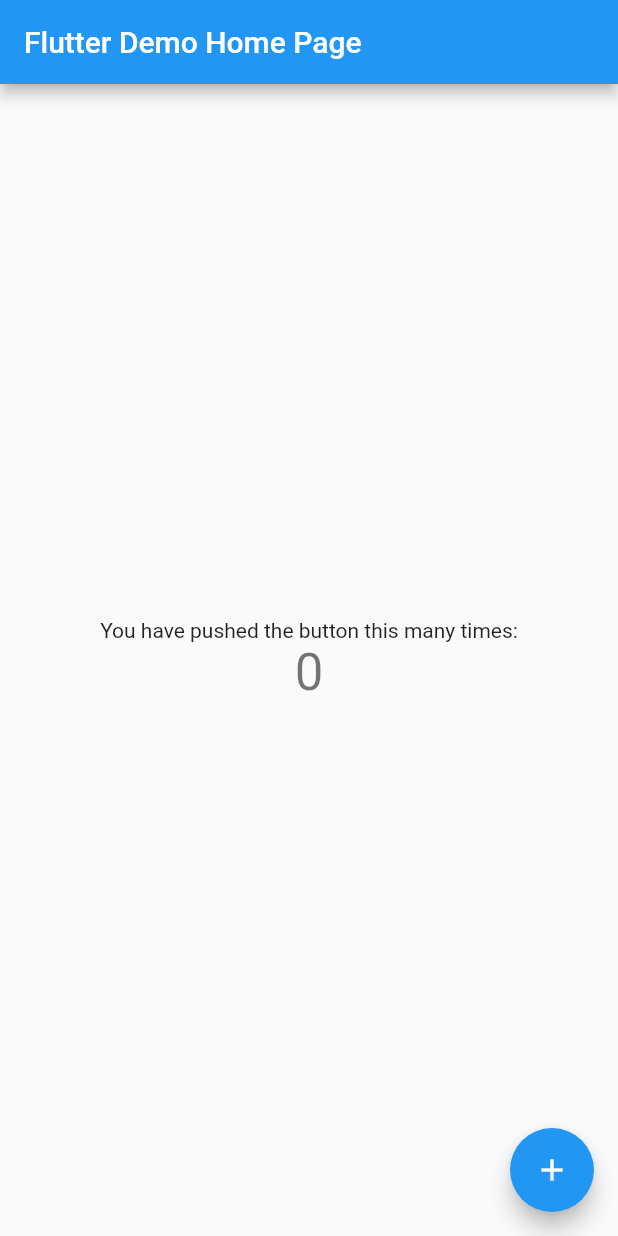
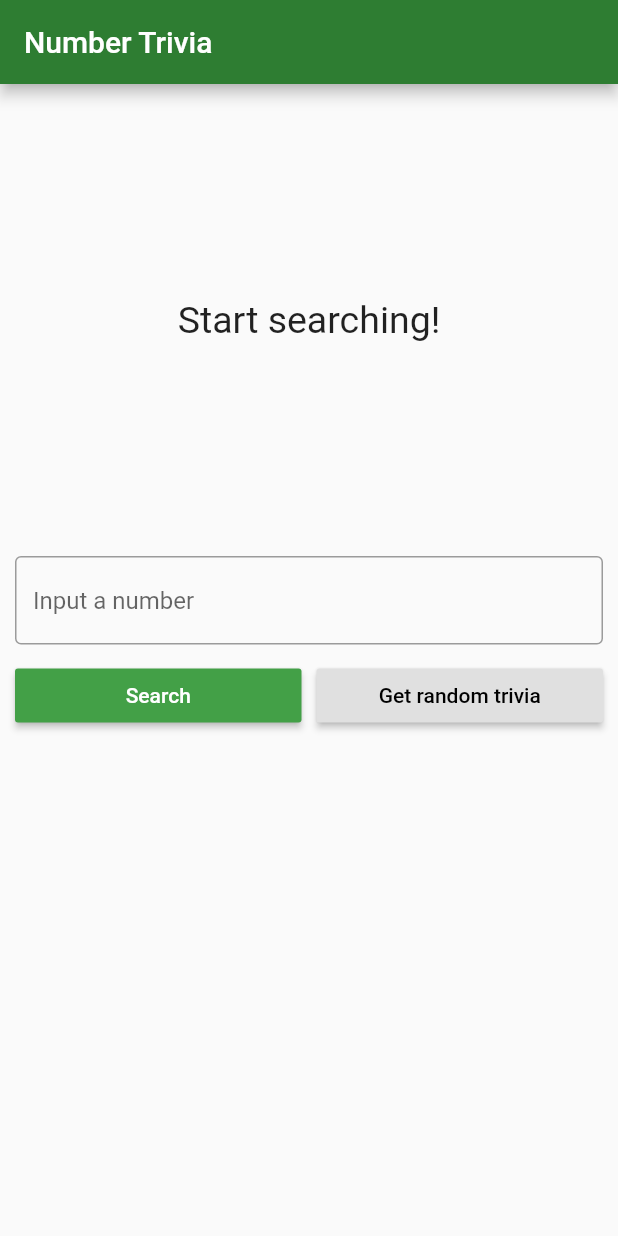
Before and after one commit to PascalGehring/tdd, a Flutter app: the screen it shows after launch, on a phone screen of 412 x 824 dp. Run offline on Flutter 3.47's test engine with Material 2 defaults, Android fonts, the phone set to English and light mode, and no system bars; our stand-ins replace bloc, dartz, data_connection_checker, equatable, flutter_bloc, get_it and 1 more.

Commit message:
completed tutorial

```diff
--- /dev/null
+++ b/lib/features/number_trivia/presentation/pages/number_trivia_page.dart
@@ -0,0 +1,55 @@
+import 'package:flutter/material.dart';
+import 'package:flutter_bloc/flutter_bloc.dart';
+import 'package:tdd/features/number_trivia/presentation/bloc/number_trivia_bloc.dart';
+import 'package:tdd/features/number_trivia/presentation/widgets/widgets.dart';
+import '';
+
+import '../../../../injection_container.dart';
+
+class NumberTriviaPage extends StatelessWidget {
+  @override
+  Widget build(BuildContext context) {
+    return Scaffold(
+      appBar: AppBar(
+        title: Text('Number Trivia'),
+      ),
+      body: SingleChildScrollView(child: buildBody(context)),
+    );
+  }
+
+  BlocProvider<NumberTriviaBloc> buildBody(BuildContext context) {
+    return BlocProvider(
+      create: (_) => sl<NumberTriviaBloc>(),
+      child: Center(
+        child: Padding(
+          padding: const EdgeInsets.all(10.0),
+          child: Column(
+            children: [
+              SizedBox(height: 10),
+              // Top half
+              BlocBuilder<NumberTriviaBloc, NumberTriviaState>(
+                builder: (context, state) {
+                  if (state is Empty) {
+                    return MessageDisplay(
+                      message: 'Start searching!',
+                    );
+                  } else if (state is Loading) {
+                    return LoadingWidget();
+                  } else if (state is Loaded) {
+                    return TriviaDisplay(numberTrivia: state.trivia);
+                  } else if (state is Error) {
+                    return MessageDisplay(message: state.message);
+                  }
+                },
+              ),
+
+              SizedBox(height: 20),
+              // Bottom half
+              TriviaControls()
+            ],
+          ),
+        ),
+      ),
+    );
+  }
+}
--- /dev/null
+++ b/lib/features/number_trivia/presentation/widgets/message_display.dart
@@ -0,0 +1,25 @@
+import 'package:flutter/material.dart';
+
+class MessageDisplay extends StatelessWidget {
+  final String message;
+
+  const MessageDisplay({Key key, @required this.message}) : super(key: key);
+
+  @override
+  Widget build(BuildContext context) {
+    return Container(
+      height: MediaQuery.of(context).size.height / 3,
+      child: Center(
+        child: SingleChildScrollView(
+          child: Text(
+            message,
+            style: TextStyle(
+              fontSize: 25,
+            ),
+            textAlign: TextAlign.center,
+          ),
+        ),
+      ),
+    );
+  }
+}
--- /dev/null
+++ b/lib/features/number_trivia/presentation/widgets/trivia_controls.dart
@@ -0,0 +1,74 @@
+import 'package:flutter/material.dart';
+import 'package:flutter_bloc/flutter_bloc.dart';
+import 'package:tdd/features/number_trivia/presentation/bloc/number_trivia_bloc.dart';
+
+class TriviaControls extends StatefulWidget {
+  const TriviaControls({
+    Key key,
+  }) : super(key: key);
+
+  @override
+  _TriviaControlsState createState() => _TriviaControlsState();
+}
+
+class _TriviaControlsState extends State<TriviaControls> {
+  final controller = TextEditingController();
+  String inputStr;
+
+  @override
+  Widget build(BuildContext context) {
+    return Column(
+      children: [
+        TextField(
+          controller: controller,
+          keyboardType: TextInputType.number,
+          decoration: InputDecoration(
+            border: OutlineInputBorder(),
+            hintText: 'Input a number',
+          ),
+          onChanged: (value) {
+            inputStr = value;
+          },
+          onSubmitted: (_) {
+            dispatchConcrete();
+          },
+        ),
+        SizedBox(height: 10),
+        Row(
+          children: [
+            Expanded(
+              child: RaisedButton(
+                child: Text('Search'),
+                color: Theme.of(context).accentColor,
+                textTheme: ButtonTextTheme.primary,
+                onPressed: dispatchConcrete,
+              ),
+            ),
+            SizedBox(width: 10),
+            Expanded(
+              child: RaisedButton(
+                child: Text('Get random trivia'),
+                textTheme: ButtonTextTheme.primary,
+                onPressed: dispatchRandom,
+              ),
+            )
+          ],
+        )
+      ],
+    );
+  }
+
+  void dispatchConcrete() {
+    controller.clear();
+
+    BlocProvider.of<NumberTriviaBloc>(context)
+        .add(GetTriviaForConcreteNumber(inputStr));
+
+    //inputStr = '';
+  }
+
+  void dispatchRandom() {
+    controller.clear();
+    BlocProvider.of<NumberTriviaBloc>(context).add(GetTriviaForRandomNumber());
+  }
+}
--- /dev/null
+++ b/lib/features/number_trivia/presentation/widgets/widgets.dart
@@ -0,0 +1,4 @@
+export 'loading_widget.dart';
+export 'message_display.dart';
+export 'trivia_display.dart';
+export 'trivia_controls.dart';
--- a/lib/main.dart
+++ b/lib/main.dart
@@ -1,113 +1,23 @@
 import 'package:flutter/material.dart';
 
-void main() {
+import 'features/number_trivia/presentation/pages/number_trivia_page.dart';
+import 'injection_container.dart' as di;
+
+void main() async {
+  WidgetsFlutterBinding.ensureInitialized();
+  await di.init();
   runApp(MyApp());
 }
 
 class MyApp extends StatelessWidget {
-  // This widget is the root of your application.
   @override
   Widget build(BuildContext context) {
     return MaterialApp(
-      title: 'Flutter Demo',
+      title: 'Material App',
       theme: ThemeData(
-        // This is the theme of your application.
-        //
-        // Try running your application with "flutter run". You'll see the
-        // application has a blue toolbar. Then, without quitting the app, try
-        // changing the primarySwatch below to Colors.green and then invoke
-        // "hot reload" (press "r" in the console where you ran "flutter run",
-        // or simply save your changes to "hot reload" in a Flutter IDE).
-        // Notice that the counter didn't reset back to zero; the application
-        // is not restarted.
-        primarySwatch: Colors.blue,
-      ),
-      home: MyHomePage(title: 'Flutter Demo Home Page'),
+          primaryColor: Colors.green.shade800,
+          accentColor: Colors.green.shade600),
+      home: NumberTriviaPage(),
     );
   }
 }
-
-class MyHomePage extends StatefulWidget {
-  MyHomePage({Key key, this.title}) : super(key: key);
-
-  // This widget is the home page of your application. It is stateful, meaning
-  // that it has a State object (defined below) that contains fields that affect
-  // how it looks.
-
-  // This class is the configuration for the state. It holds the values (in this
-  // case the title) provided by the parent (in this case the App widget) and
-  // used by the build method of the State. Fields in a Widget subclass are
-  // always marked "final".
-
-  final String title;
-
-  @override
-  _MyHomePageState createState() => _MyHomePageState();
-}
-
-class _MyHomePageState extends State<MyHomePage> {
-  int _counter = 0;
-
-  void _incrementCounter() {
-    setState(() {
-      // This call to setState tells the Flutter framework that something has
-      // changed in this State, which causes it to rerun the build method below
-      // so that the display can reflect the updated values. If we changed
-      // _counter without calling setState(), then the build method would not be
-      // called again, and so nothing would appear to happen.
-      _counter++;
-    });
-  }
-
-  @override
-  Widget build(BuildContext context) {
-    // This method is rerun every time setState is called, for instance as done
-    // by the _incrementCounter method above.
-    //
-    // The Flutter framework has been optimized to make rerunning build methods
-    // fast, so that you can just rebuild anything that needs updating rather
-    // than having to individually change instances of widgets.
-    return Scaffold(
-      appBar: AppBar(
-        // Here we take the value from the MyHomePage object that was created by
-        // the App.build method, and use it to set our appbar title.
-        title: Text(widget.title),
-      ),
-      body: Center(
-        // Center is a layout widget. It takes a single child and positions it
-        // in the middle of the parent.
-        child: Column(
-          // Column is also a layout widget. It takes a list of children and
-          // arranges them vertically. By default, it sizes itself to fit its
-          // children horizontally, and tries to be as tall as its parent.
-          //
-          // Invoke "debug painting" (press "p" in the console, choose the
-          // "Toggle Debug Paint" action from the Flutter Inspector in Android
-          // Studio, or the "Toggle Debug Paint" command in Visual Studio Code)
-          // to see the wireframe for each widget.
-          //
-          // Column has various properties to control how it sizes itself and
-          // how it positions its children. Here we use mainAxisAlignment to
-          // center the children vertically; the main axis here is the vertical
-          // axis because Columns are vertical (the cross axis would be
-          // horizontal).
-          mainAxisAlignment: MainAxisAlignment.center,
-          children: <Widget>[
-            Text(
-              'You have pushed the button this many times:',
-            ),
-            Text(
-              '$_counter',
-              style: Theme.of(context).textTheme.headline4,
-            ),
-          ],
-        ),
-      ),
-      floatingActionButton: FloatingActionButton(
-        onPressed: _incrementCounter,
-        tooltip: 'Increment',
-        child: Icon(Icons.add),
-      ), // This trailing comma makes auto-formatting nicer for build methods.
-    );
-  }
-}
```
Also changed, not shown: lib/features/number_trivia/presentation/widgets/loading_widget.dart (added, +15 -0 lines), lib/features/number_trivia/presentation/widgets/trivia_display.dart (added, +36 -0 lines), lib/injection_container.dart (added, +58 -0 lines), 5 other files.
